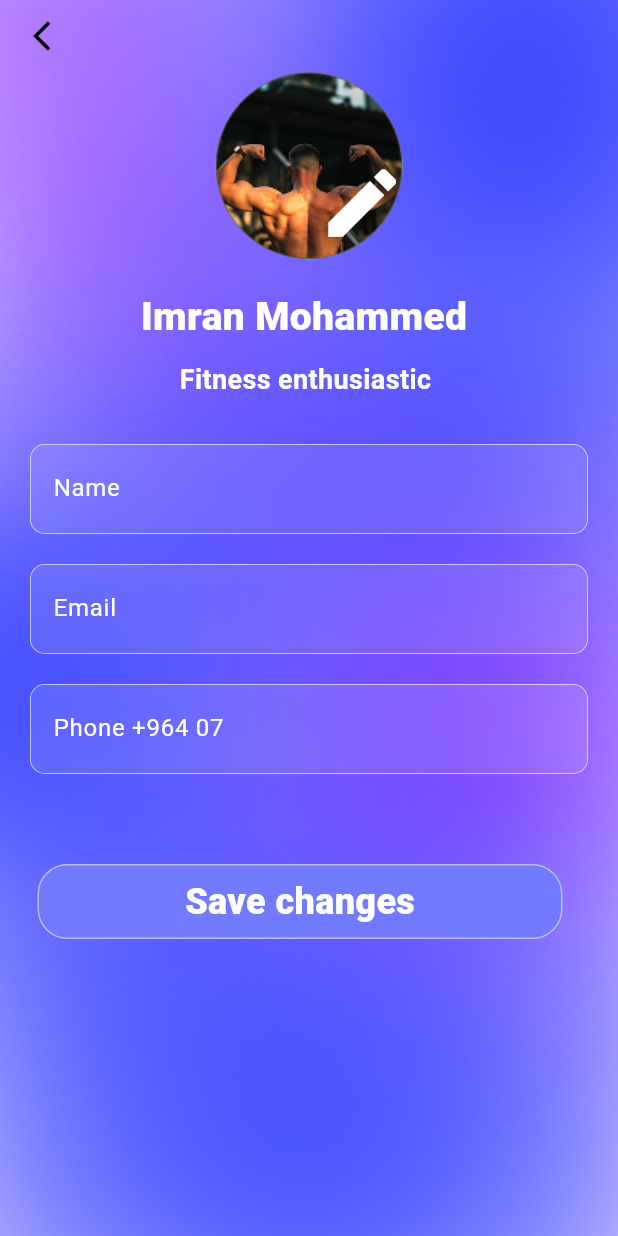
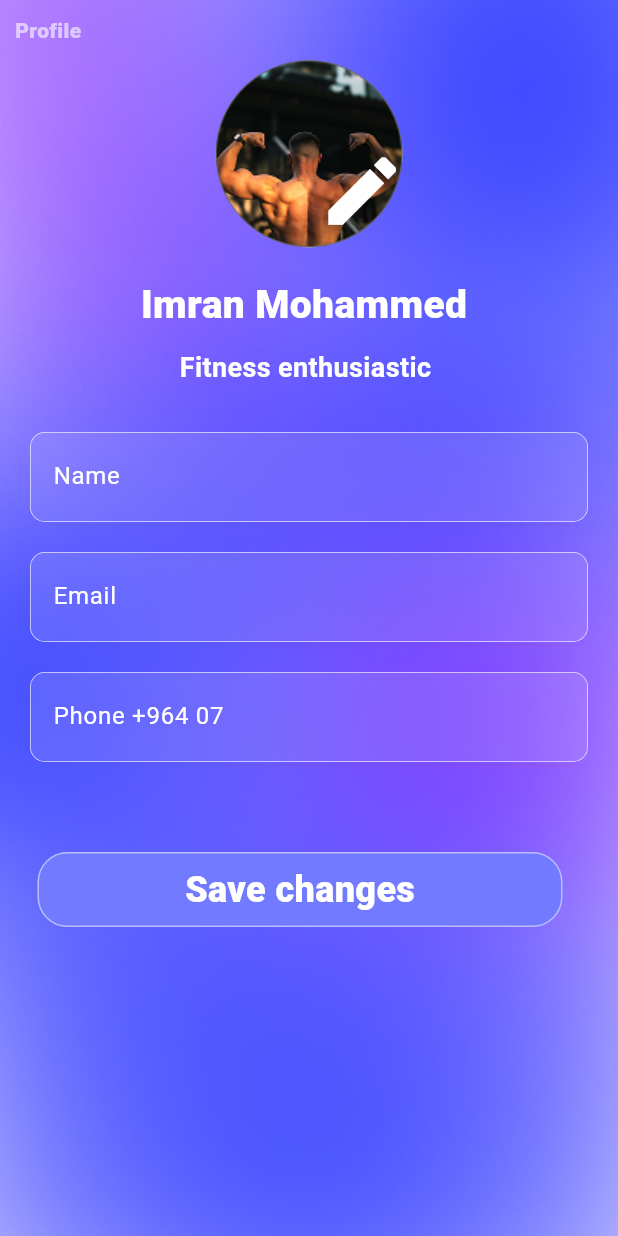
Before and after one commit to Imran-Mohammed-Shekho/Kurd_Fit, a Flutter app: the Profile_Screen screen opened directly, on a phone screen of 412 x 824 dp. Run offline on Flutter 3.47's test engine with Material 3 defaults, Android fonts, the phone set to English and light mode, and no system bars; our stand-ins replace curved_navigation_bar, google_fonts.

Commit message:
adding listview for these screens to avoid crashes (profile , nutritaion calculator )

```diff
--- a/root/lib/UI/screens/bottomnavigationbar.dart
+++ b/root/lib/UI/screens/bottomnavigationbar.dart
@@ -69,12 +69,12 @@ class _BottomnavigationbarState extends State<Bottomnavigationbar> {
                   lables[1],
                   style: TextStyle(fontSize: 12, fontWeight: FontWeight.w900),
                 ),
-                SizedBox(width: 55),
+                SizedBox(width: 40),
                 Text(
                   lables[2],
                   style: TextStyle(fontSize: 12, fontWeight: FontWeight.w900),
                 ),
-                SizedBox(width: 45),
+                SizedBox(width: 47),
                 Text(
                   lables[3],
                   style: TextStyle(fontSize: 12, fontWeight: FontWeight.w900),
--- a/root/lib/UI/screens/profile_screen.dart
+++ b/root/lib/UI/screens/profile_screen.dart
@@ -26,16 +26,19 @@ class _Profile_ScreenState extends State<Profile_Screen> {
               fit: BoxFit.cover,
             ),
           ),
-          child: Column(
+          child: ListView(
+            children: [
+              Column(
                 crossAxisAlignment: CrossAxisAlignment.start,
                 children: [
                   Padding(
-                padding: EdgeInsets.symmetric(horizontal: 10),
-                child: IconButton(
-                  onPressed: () {
-                    Navigator.pop(context);
-                  },
-                  icon: Icon(Icons.arrow_back_ios, color: Colors.black),
+                    padding: EdgeInsets.symmetric(horizontal: 10, vertical: 10),
+                    child: Text(
+                      "Profile",
+                      style: TextStyle(
+                        color: Colors.white60,
+                        fontWeight: FontWeight.w900,
+                      ),
                     ),
                   ),
                   Align(
@@ -61,7 +64,11 @@ class _Profile_ScreenState extends State<Profile_Screen> {
                             padding: EdgeInsets.only(left: 60),
                             child: IconButton(
                               onPressed: () {},
-                          icon: Icon(Icons.edit, color: Colors.white, size: 60),
+                              icon: Icon(
+                                Icons.edit,
+                                color: Colors.white,
+                                size: 60,
+                              ),
                             ),
                           ),
                         ),
@@ -128,6 +135,8 @@ class _Profile_ScreenState extends State<Profile_Screen> {
                   ),
                 ],
               ),
+            ],
+          ),
         ),
       ),
     );
```
Also changed, not shown: root/lib/UI/screens/Dashboard_Screen.dart (+8 -4 lines), root/lib/UI/screens/Nutitrion_Screen.dart (+6 -2 lines), root/lib/UI/screens/app_shop.dart (+11 -4 lines), root/lib/UI/screens/favorite_screen.dart (+56 -0 lines), root/lib/UI/screens/workouts_screen.dart (+8 -2 lines). Lines whose indentation alone changed are shown as unchanged.
